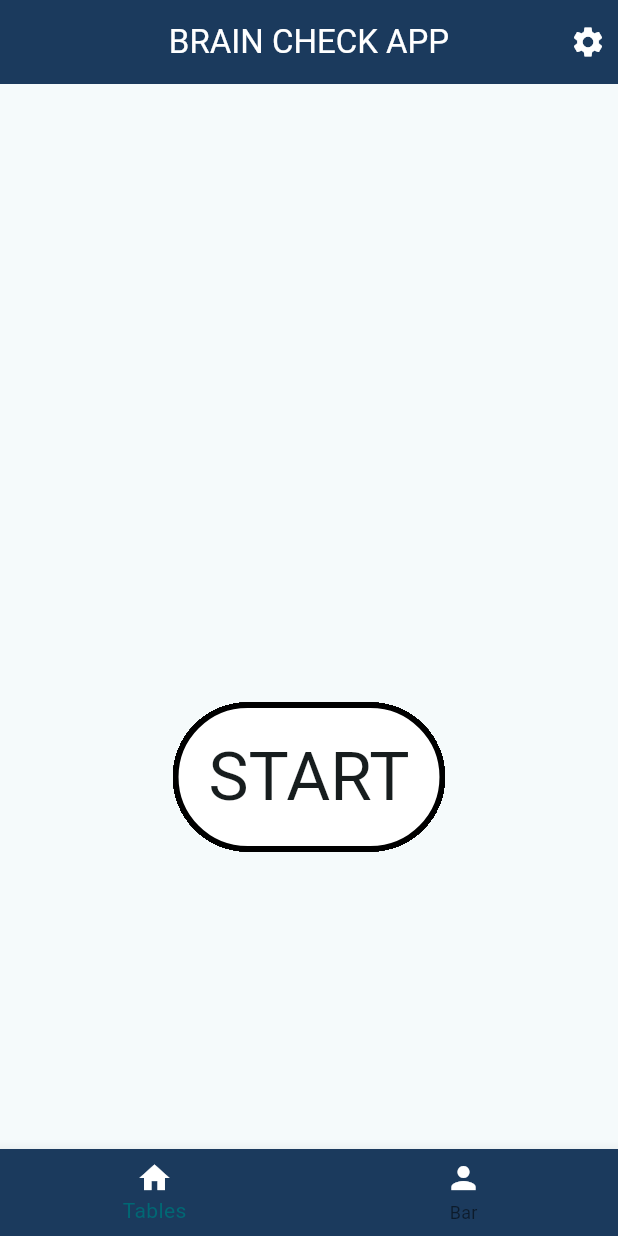
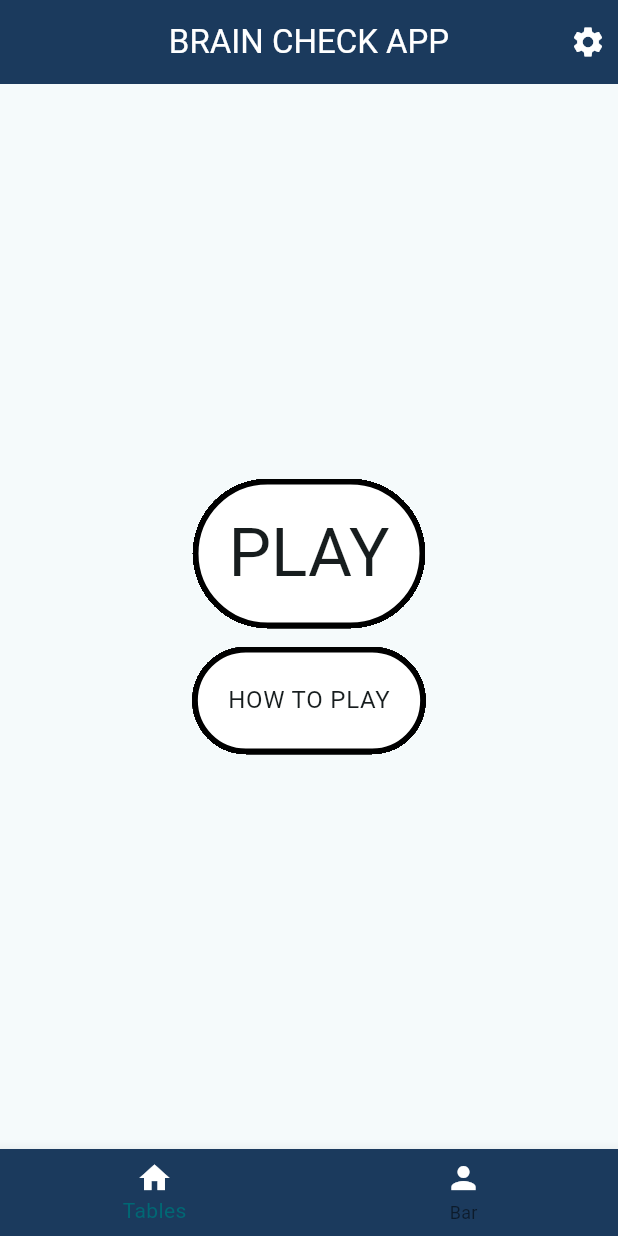
Before and after one commit to bogbrz/brain_check, a Flutter app: the screen it shows after launch, on a phone screen of 412 x 824 dp. Run offline on Flutter 3.47's test engine with Material 3 defaults, Android fonts, the phone set to English and light mode, and no system bars; our stand-ins replace dio, freezed_annotation, retrofit; generated files the repository leaves out were written again.

```diff
--- /dev/null
+++ b/lib/app/domain/repositories/questions_repository.dart
@@ -0,0 +1 @@
+class QuestionRepository{}
--- a/lib/app/features/pages/home_page.dart
+++ b/lib/app/features/pages/home_page.dart
@@ -1,10 +1,8 @@
-import 'package:brain_check/app/features/pages/pre_game_page.dart';
+import 'package:brain_check/app/features/pages/category_page.dart';
+
 import 'package:brain_check/app/features/pages/settings_page.dart';
+
 import 'package:flutter/material.dart';
-
-
-
-
 
 class HomePage extends StatelessWidget {
   const HomePage({
@@ -38,11 +36,8 @@ class HomePage extends StatelessWidget {
         backgroundColor: Color.fromARGB(255, 27, 58, 93),
       ),
       body: Column(
-        mainAxisAlignment: MainAxisAlignment.start,
+        mainAxisAlignment: MainAxisAlignment.center,
         children: [
-          SizedBox(
-            height: MediaQuery.of(context).size.height / 2,
-          ),
           Center(
             child: Material(
               shadowColor: Colors.white70,
@@ -52,7 +47,7 @@ class HomePage extends StatelessWidget {
               child: InkWell(
                 onTap: () {
                   Navigator.of(context).push(
-                      MaterialPageRoute(builder: (context) => PreGamePage()));
+                      MaterialPageRoute(builder: (context) => CategoryPage()));
                 },
                 child: Container(
                   padding: EdgeInsets.all(20),
@@ -60,9 +55,28 @@ class HomePage extends StatelessWidget {
                       color: Colors.white,
                       borderRadius: BorderRadius.circular(100),
                       border: Border.all(width: 4, color: Colors.black)),
-                  child: Text("START",
+                  child: Text("PLAY",
                       style: Theme.of(context).textTheme.displayMedium),
                 ),
+              ),
+            ),
+          ),
+          SizedBox(
+            height: 12,
+          ),
+          Material(
+            shape: OutlineInputBorder(borderRadius: BorderRadius.circular(100)),
+            clipBehavior: Clip.hardEdge,
+            child: InkWell(
+              onTap: () {},
+              child: Container(
+                padding: EdgeInsets.all(20),
+                decoration: BoxDecoration(
+                    color: Colors.white,
+                    borderRadius: BorderRadius.circular(100),
+                    border: Border.all(width: 4, color: Colors.black)),
+                child: Text("HOW TO PLAY",
+                    style: Theme.of(context).textTheme.bodyLarge),
               ),
             ),
           ),
```
Also changed, not shown: lib/app/data_sources/questions_data_source.dart (added, +15 -0 lines), lib/app/domain/models/question_model.dart (added, +16 -0 lines), lib/app/features/pages/category_page.dart (added, +74 -0 lines), lib/app/features/pages/difficulty_page.dart (renamed from lib/app/features/pages/pre_game_page.dart, +29 -5 lines), lib/category_list.dart (added, +21 -0 lines), pubspec.yaml (+9 -0 lines), lib/app/data_sources/questions_data_source.g.dart (added), lib/app/domain/models/question_model.freezed.dart (added), lib/app/domain/models/question_model.g.dart (added), pubspec.lock.
